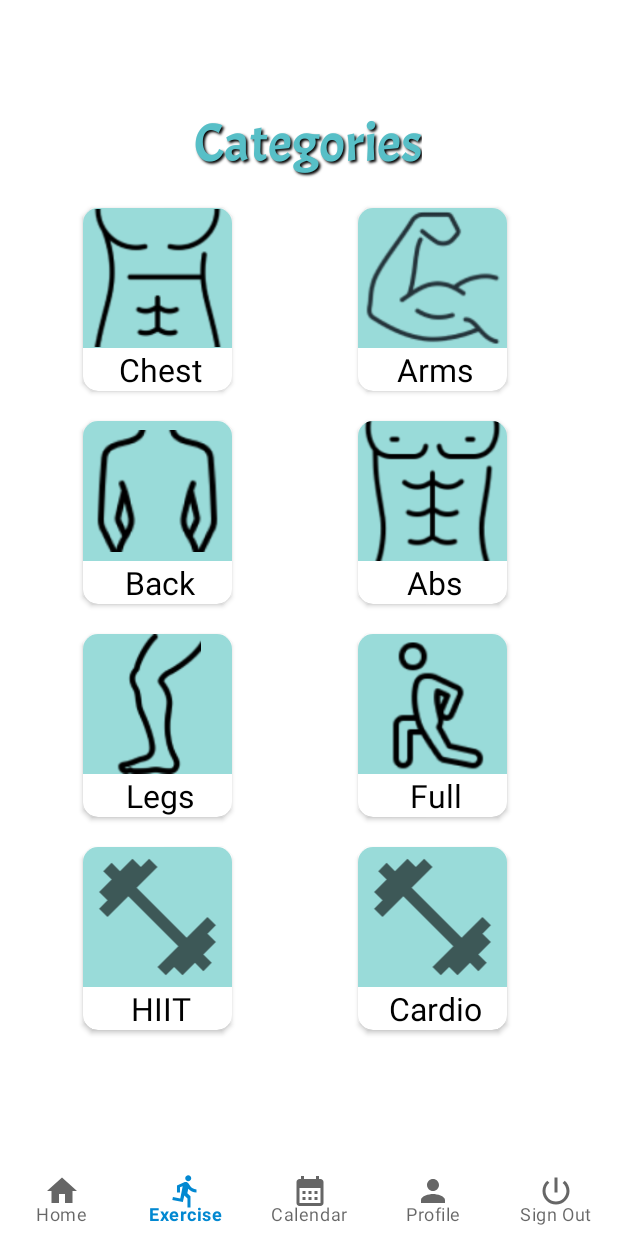
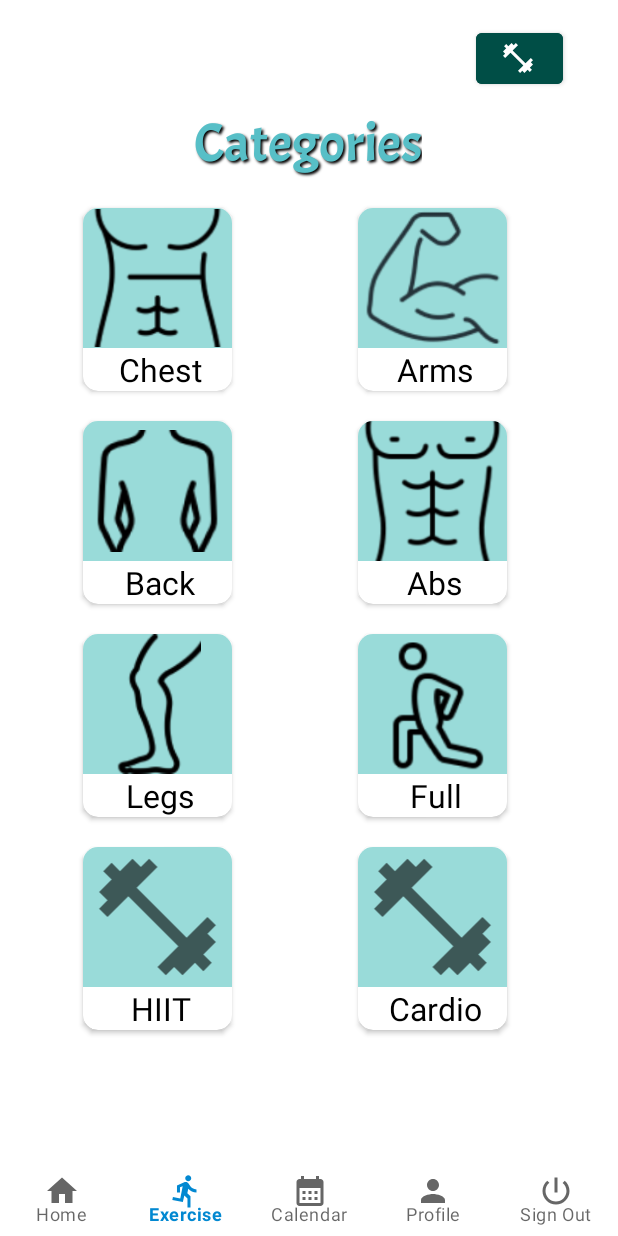
Before and after one commit to priyalpat721/T-rexercize, an Android app: the ExerciseFragment screen opened through its navigation route, on a phone screen of 412 x 824 dp. Run offline under Robolectric (Android 15) with nearby library versions, the phone set to English and light mode, and no system bars; our stand-ins replace Firebase (no records; nobody signed in at launch, a user with empty details on screens opened directly), navigation-ui.

Commit message:
added equipment button

```diff
--- a/app/src/main/java/edu/neu/madcourse/trexercize/ui/fragments/exercise/ExerciseFragment.kt
+++ b/app/src/main/java/edu/neu/madcourse/trexercize/ui/fragments/exercise/ExerciseFragment.kt
@@ -4,6 +4,7 @@ import android.content.Intent
 import android.net.Uri
 import android.os.Bundle
 import android.view.View
+import android.widget.Toast
 import androidx.fragment.app.Fragment
 import androidx.recyclerview.widget.GridLayoutManager
 import androidx.recyclerview.widget.RecyclerView
@@ -42,7 +43,7 @@ class ExerciseFragment : Fragment(R.layout.fragment_exercise) {
             override fun onItemClick(position: Int) {
                 val category: ExerciseCard = exerciseList[position]
                 val title = category.title
-                println("This is the category: $title")
+                Toast.makeText(context, "This is the category: $title", Toast.LENGTH_SHORT).show()
             }
         }
         exerciseAdapter = this.context?.let { ExerciseAdapter(exerciseList, it, listener) }
--- a/app/src/main/res/layout/fragment_exercise.xml
+++ b/app/src/main/res/layout/fragment_exercise.xml
@@ -37,4 +37,20 @@
         app:layout_constraintVertical_bias="0.113"
         android:paddingLeft="45dp"/>
 
+    <Button
+        android:id="@+id/select_equipment"
+        android:layout_width="58dp"
+        android:layout_height="46dp"
+        android:layout_marginTop="16dp"
+        android:backgroundTint="#004E46"
+        android:drawableLeft="@drawable/dumbell"
+        android:drawableTint="@color/white"
+        android:shadowDx="5"
+        android:shadowDy="5"
+        android:shadowRadius="2"
+        app:layout_constraintEnd_toEndOf="parent"
+        app:layout_constraintHorizontal_bias="0.897"
+        app:layout_constraintStart_toStartOf="parent"
+        app:layout_constraintTop_toTopOf="parent" />
+
 </androidx.constraintlayout.widget.ConstraintLayout>
```
